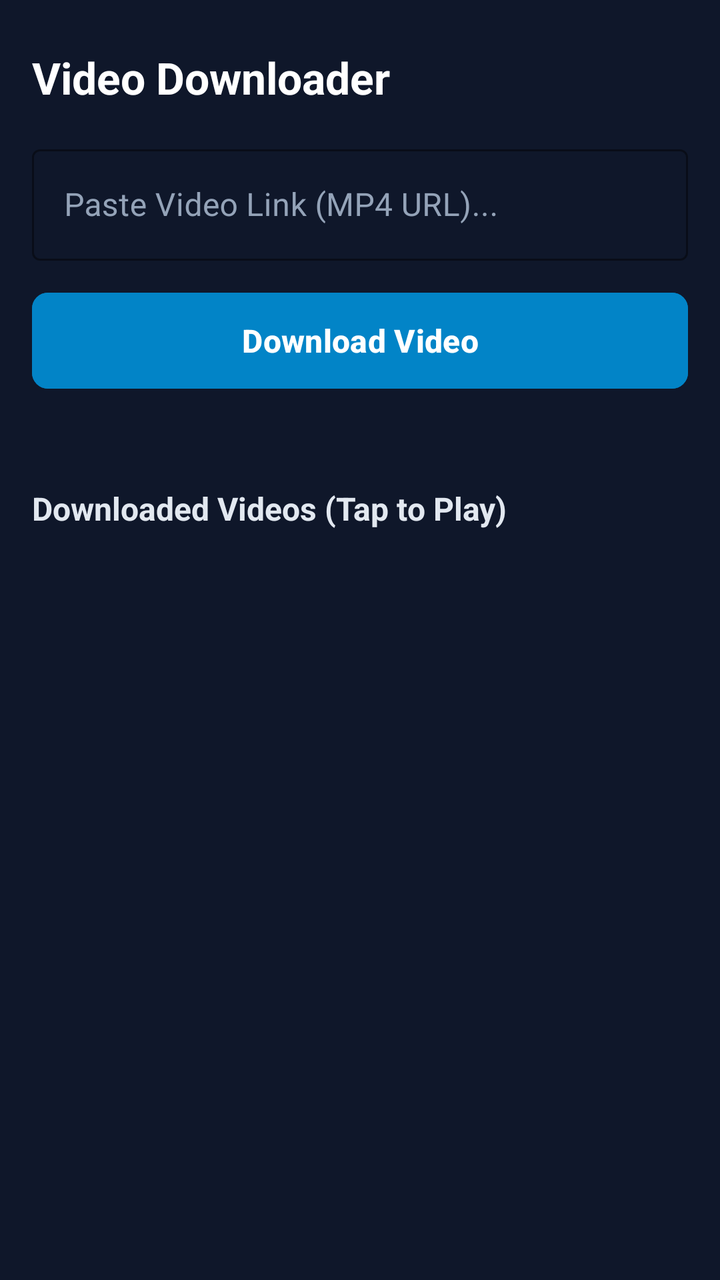
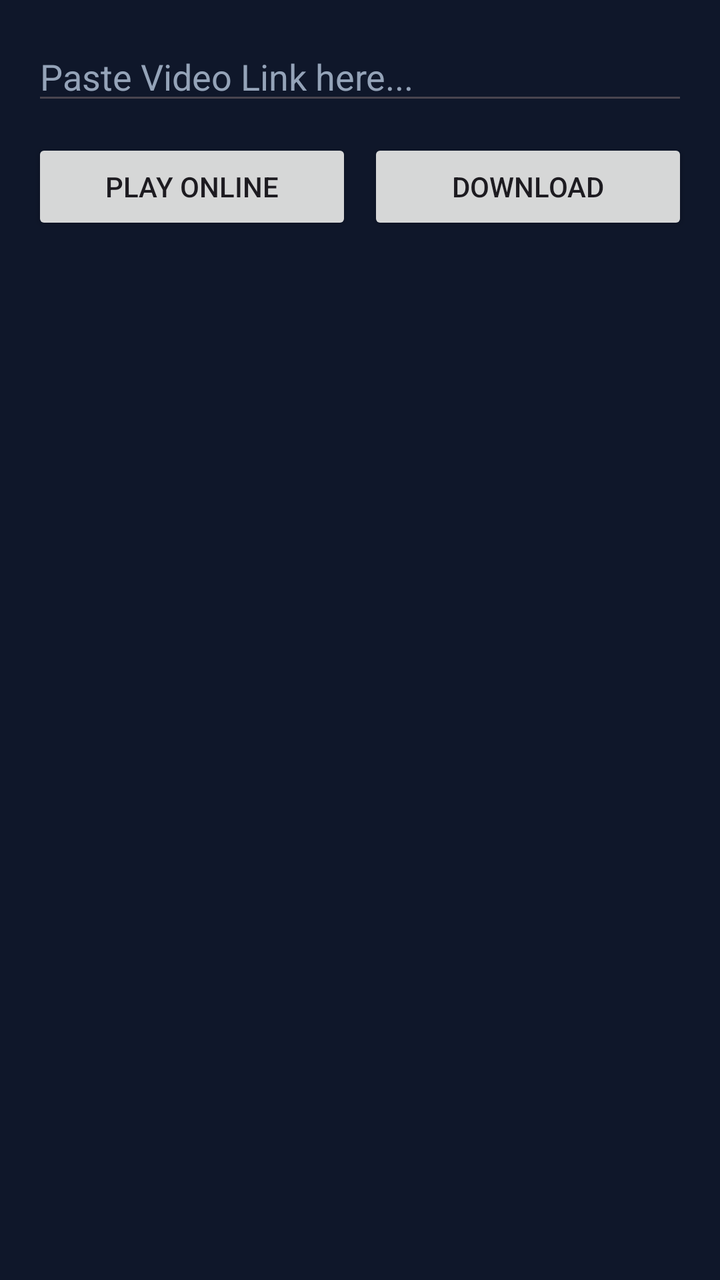

Two renders of the same Android screen: before a commit and after it. Below are the layout's source before the change and the commit's diff.
<!-- AndroidManifest.xml: application theme Theme.VideoDownloader -->
<!-- res/layout/activity_main.xml -->
<?xml version="1.0" encoding="utf-8"?>
<LinearLayout xmlns:android="http://schemas.android.com/apk/res/android"
    xmlns:app="http://schemas.android.com/apk/res-auto"
    android:layout_width="match_parent"
    android:layout_height="match_parent"
    android:orientation="vertical"
    android:background="#0F172A"
    android:padding="16dp">

    <TextView
        android:layout_width="wrap_content"
        android:layout_height="wrap_content"
        android:text="Video Downloader"
        android:textColor="#FFFFFF"
        android:textSize="22sp"
        android:textStyle="bold"
        android:layout_marginTop="8dp"
        android:layout_marginBottom="16dp" />

    <com.google.android.material.textfield.TextInputLayout
        android:layout_width="match_parent"
        android:layout_height="wrap_content"
        android:hint="Paste Video Link (MP4 URL)..."
        app:boxStrokeColor="#38BDF8"
        app:hintTextColor="#38BDF8"
        android:textColorHint="#94A3B8"
        style="@style/Widget.MaterialComponents.TextInputLayout.OutlinedBox">

        <com.google.android.material.textfield.TextInputEditText
            android:id="@+id/etVideoUrl"
            android:layout_width="match_parent"
            android:layout_height="wrap_content"
            android:textColor="#FFFFFF"
            android:inputType="textUri" />
    </com.google.android.material.textfield.TextInputLayout>

    <com.google.android.material.button.MaterialButton
        android:id="@+id/btnDownload"
        android:layout_width="match_parent"
        android:layout_height="56dp"
        android:layout_marginTop="12dp"
        android:text="Download Video"
        android:textSize="16sp"
        android:textStyle="bold"
        app:cornerRadius="8dp"
        android:backgroundTint="#0284C7" />

    <ProgressBar
        android:id="@+id/progressBar"
        style="?android:attr/progressBarStyleHorizontal"
        android:layout_width="match_parent"
        android:layout_height="8dp"
        android:layout_marginTop="16dp"
        android:visibility="gone"
        android:indeterminate="true" />

    <TextView
        android:id="@+id/tvStatus"
        android:layout_width="wrap_content"
        android:layout_height="wrap_content"
        android:text=""
        android:textColor="#38BDF8"
        android:textSize="14sp"
        android:layout_marginTop="6dp" />

    <TextView
        android:layout_width="wrap_content"
        android:layout_height="wrap_content"
        android:text="Downloaded Videos (Tap to Play)"
        android:textColor="#E2E8F0"
        android:textSize="16sp"
        android:textStyle="bold"
        android:layout_marginTop="20dp"
        android:layout_marginBottom="8dp" />

    <ListView
        android:id="@+id/lvDownloadedVideos"
        android:layout_width="match_parent"
        android:layout_height="0dp"
        android:layout_weight="1"
        android:divider="#1E293B"
        android:dividerHeight="1dp" />

</LinearLayout>
<!-- resources referenced by this layout -->
<resources>
  <style name="Theme.VideoDownloader" parent="Theme.Material3.DayNight.NoActionBar">
          <item name="colorPrimary">@color/primary</item>
          <item name="android:windowBackground">@color/background</item>
      </style>
  <color name="primary">#0284C7</color>
  <color name="background">#0F172A</color>
</resources>

<!-- the commit's change to res/layout/activity_main.xml (unified diff, before → after) -->
@@ -1,56 +1,47 @@
 <?xml version="1.0" encoding="utf-8"?>
 <LinearLayout xmlns:android="http://schemas.android.com/apk/res/android"
-    xmlns:app="http://schemas.android.com/apk/res-auto"
     android:layout_width="match_parent"
     android:layout_height="match_parent"
     android:orientation="vertical"
     android:background="#0F172A"
     android:padding="16dp">
 
-    <TextView
-        android:layout_width="wrap_content"
-        android:layout_height="wrap_content"
-        android:text="Video Downloader"
-        android:textColor="#FFFFFF"
-        android:textSize="22sp"
-        android:textStyle="bold"
-        android:layout_marginTop="8dp"
-        android:layout_marginBottom="16dp" />
-
-    <com.google.android.material.textfield.TextInputLayout
+    <EditText
+        android:id="@+id/etVideoUrl"
         android:layout_width="match_parent"
         android:layout_height="wrap_content"
-        android:hint="Paste Video Link (MP4 URL)..."
-        app:boxStrokeColor="#38BDF8"
-        app:hintTextColor="#38BDF8"
-        android:textColorHint="#94A3B8"
-        style="@style/Widget.MaterialComponents.TextInputLayout.OutlinedBox">
+        android:hint="Paste Video Link here..."
+        android:textColor="#FFFFFF"
+        android:textColorHint="#94A3B8" />
 
-        <com.google.android.material.textfield.TextInputEditText
-            android:id="@+id/etVideoUrl"
-            android:layout_width="match_parent"
+    <LinearLayout
+        android:layout_width="match_parent"
+        android:layout_height="wrap_content"
+        android:orientation="horizontal"
+        android:layout_marginTop="12dp">
+
+        <Button
+            android:id="@+id/btnPlayOnline"
+            android:layout_width="0dp"
             android:layout_height="wrap_content"
-            android:textColor="#FFFFFF"
-            android:inputType="textUri" />
-    </com.google.android.material.textfield.TextInputLayout>
+            android:layout_weight="1"
+            android:text="Play Online" />
 
-    <com.google.android.material.button.MaterialButton
-        android:id="@+id/btnDownload"
-        android:layout_width="match_parent"
-        android:layout_height="56dp"
-        android:layout_marginTop="12dp"
-        android:text="Download Video"
-        android:textSize="16sp"
-        android:textStyle="bold"
-        app:cornerRadius="8dp"
-        android:backgroundTint="#0284C7" />
+        <Button
+            android:id="@+id/btnDownload"
+            android:layout_width="0dp"
+            android:layout_height="wrap_content"
+            android:layout_weight="1"
+            android:layout_marginStart="8dp"
+            android:text="Download" />
+    </LinearLayout>
 
     <ProgressBar
         android:id="@+id/progressBar"
         style="?android:attr/progressBarStyleHorizontal"
         android:layout_width="match_parent"
         android:layout_height="8dp"
-        android:layout_marginTop="16dp"
+        android:layout_marginTop="12dp"
         android:visibility="gone"
         android:indeterminate="true" />
 
@@ -58,27 +49,13 @@
         android:id="@+id/tvStatus"
         android:layout_width="wrap_content"
         android:layout_height="wrap_content"
-        android:text=""
         android:textColor="#38BDF8"
-        android:textSize="14sp"
         android:layout_marginTop="6dp" />
-
-    <TextView
-        android:layout_width="wrap_content"
-        android:layout_height="wrap_content"
-        android:text="Downloaded Videos (Tap to Play)"
-        android:textColor="#E2E8F0"
-        android:textSize="16sp"
-        android:textStyle="bold"
-        android:layout_marginTop="20dp"
-        android:layout_marginBottom="8dp" />
 
     <ListView
         android:id="@+id/lvDownloadedVideos"
         android:layout_width="match_parent"
         android:layout_height="0dp"
         android:layout_weight="1"
-        android:divider="#1E293B"
-        android:dividerHeight="1dp" />
-
+        android:layout_marginTop="12dp" />
 </LinearLayout>
